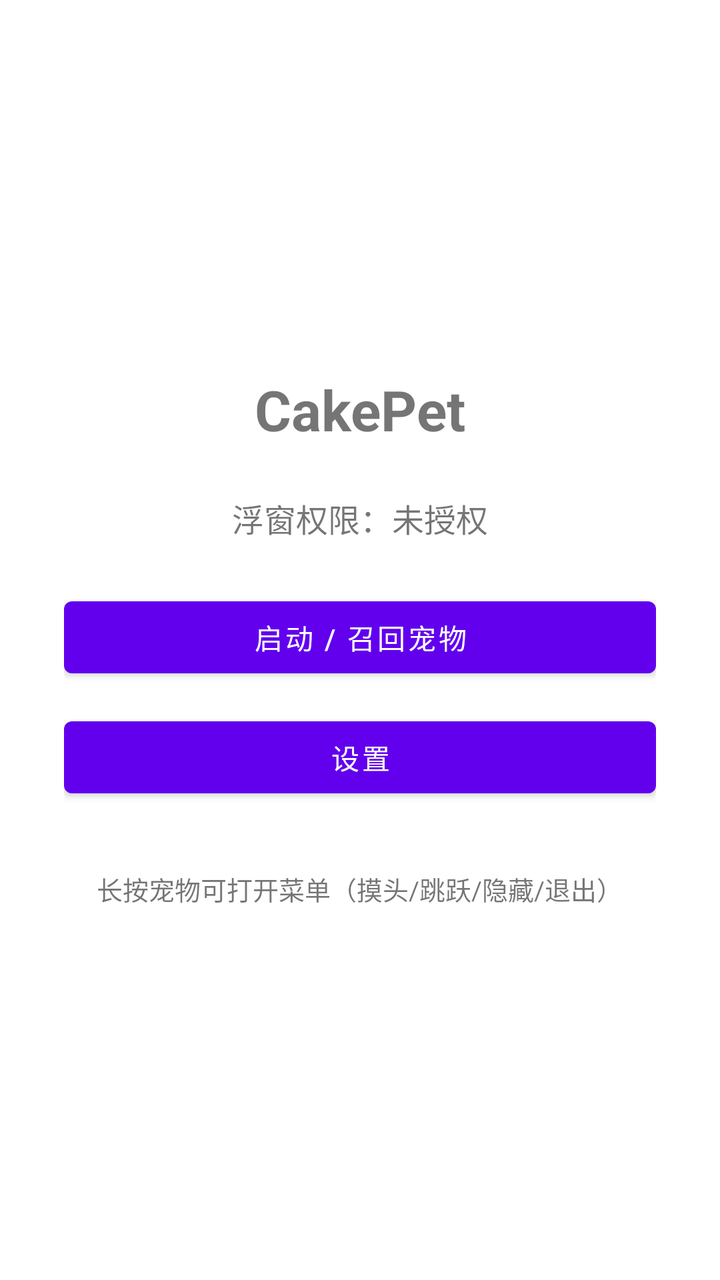
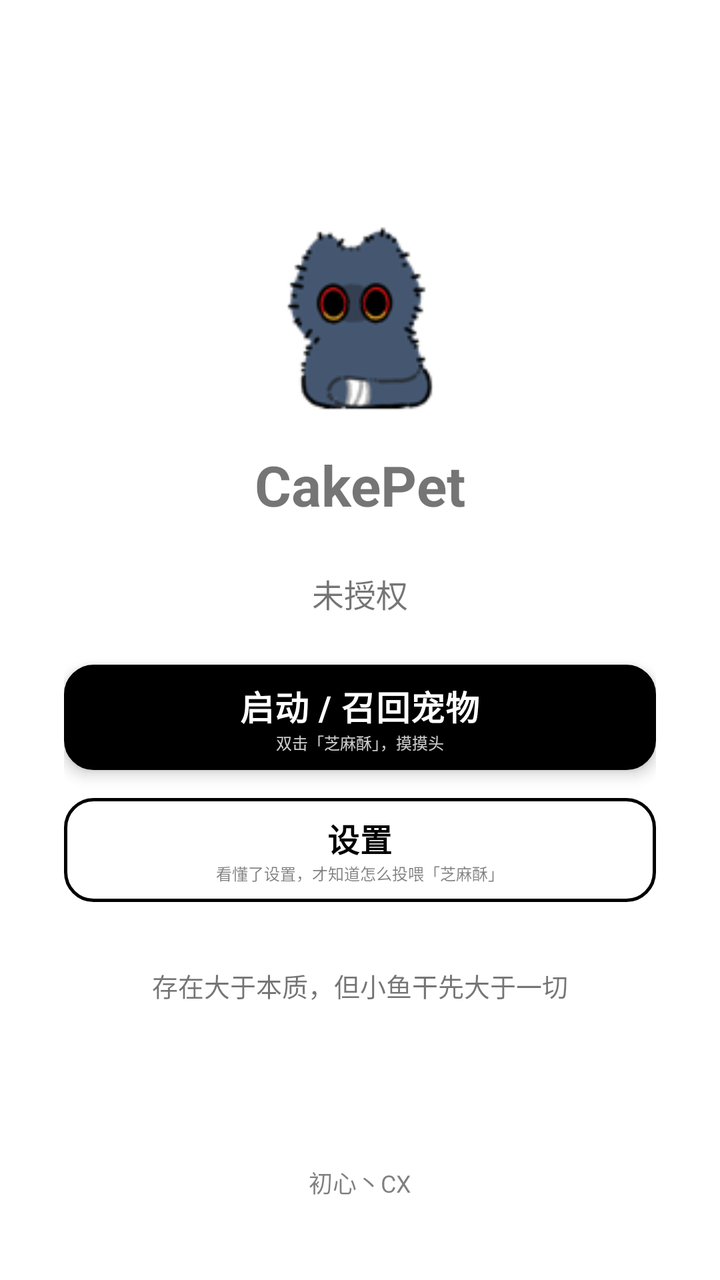

An Android layout rendered at two revisions. The XML below is the earlier revision; the diff shows what the commit changed to produce the second picture.
<!-- AndroidManifest.xml: application theme Theme.CakePet -->
<!-- res/layout/activity_main.xml -->
<?xml version="1.0" encoding="utf-8"?>
<LinearLayout xmlns:android="http://schemas.android.com/apk/res/android"
    android:layout_width="match_parent"
    android:layout_height="match_parent"
    android:orientation="vertical"
    android:gravity="center"
    android:padding="32dp">

    <TextView
        android:layout_width="wrap_content"
        android:layout_height="wrap_content"
        android:text="@string/app_name"
        android:textSize="28sp"
        android:textStyle="bold"
        android:layout_marginBottom="24dp"/>

    <TextView
        android:id="@+id/tv_status"
        android:layout_width="wrap_content"
        android:layout_height="wrap_content"
        android:text="浮窗权限：未授权"
        android:textSize="16sp"
        android:layout_marginBottom="24dp"/>

    <Button
        android:id="@+id/btn_start"
        android:layout_width="match_parent"
        android:layout_height="wrap_content"
        android:text="@string/start"
        android:layout_marginBottom="12dp"/>

    <Button
        android:id="@+id/btn_settings"
        android:layout_width="match_parent"
        android:layout_height="wrap_content"
        android:text="@string/settings"/>

    <TextView
        android:layout_width="wrap_content"
        android:layout_height="wrap_content"
        android:text="长按宠物可打开菜单（摸头/跳跃/隐藏/退出）"
        android:textSize="13sp"
        android:layout_marginTop="32dp"
        android:gravity="center"/>
</LinearLayout>
<!-- resources referenced by this layout -->
<resources>
  <string name="app_name">CakePet</string>
  <string name="settings">设置</string>
  <string name="start">启动 / 召回宠物</string>
  <style name="Theme.CakePet" parent="Theme.MaterialComponents.DayNight.DarkActionBar">
          
          <item name="colorPrimary">@color/purple_500</item>
          <item name="colorPrimaryVariant">@color/purple_700</item>
          <item name="colorOnPrimary">@color/white</item>
          
          <item name="colorSecondary">@color/teal_200</item>
          <item name="colorSecondaryVariant">@color/teal_700</item>
          <item name="colorOnSecondary">@color/black</item>
          
          <item name="android:statusBarColor">?attr/colorPrimaryVariant</item>
          
      </style>
  <color name="purple_500">#FF6200EE</color>
  <color name="purple_700">#FF3700B3</color>
  <color name="white">#FFFFFFFF</color>
  <color name="teal_200">#FF03DAC5</color>
  <color name="teal_700">#FF018786</color>
  <color name="black">#FF000000</color>
</resources>

<!-- the commit's change to res/layout/activity_main.xml (unified diff, before → after) -->
@@ -3,14 +3,25 @@
     android:layout_width="match_parent"
     android:layout_height="match_parent"
     android:orientation="vertical"
-    android:gravity="center"
+    android:gravity="center_horizontal"
     android:padding="32dp">
+
+    <Space
+        android:layout_width="match_parent"
+        android:layout_height="0dp"
+        android:layout_weight="1"/>
+
+    <ImageView
+        android:layout_width="96dp"
+        android:layout_height="96dp"
+        android:src="@drawable/app_icon"
+        android:layout_marginBottom="16dp"/>
 
     <TextView
         android:layout_width="wrap_content"
         android:layout_height="wrap_content"
         android:text="@string/app_name"
-        android:textSize="28sp"
+        android:textSize="28dp"
         android:textStyle="bold"
         android:layout_marginBottom="24dp"/>
 
@@ -18,28 +29,86 @@
         android:id="@+id/tv_status"
         android:layout_width="wrap_content"
         android:layout_height="wrap_content"
-        android:text="浮窗权限：未授权"
-        android:textSize="16sp"
+        android:text="未授权"
+        android:textSize="16dp"
         android:layout_marginBottom="24dp"/>
 
-    <Button
+    <LinearLayout
         android:id="@+id/btn_start"
         android:layout_width="match_parent"
         android:layout_height="wrap_content"
-        android:text="@string/start"
-        android:layout_marginBottom="12dp"/>
+        android:minHeight="52dp"
+        android:orientation="vertical"
+        android:gravity="center"
+        android:background="@drawable/bg_btn_primary"
+        android:paddingVertical="8dp"
+        android:stateListAnimator="@null"
+        android:elevation="4dp"
+        android:layout_marginBottom="14dp">
+        <TextView
+            android:id="@+id/btn_start_title"
+            android:layout_width="wrap_content"
+            android:layout_height="wrap_content"
+            android:text="@string/start"
+            android:textColor="#FFFFFF"
+            android:textSize="17sp"
+            android:textStyle="bold"
+            android:letterSpacing="0.02"/>
+        <TextView
+            android:layout_width="wrap_content"
+            android:layout_height="wrap_content"
+            android:text="双击「芝麻酥」，摸摸头"
+            android:textSize="8dp"
+            android:textColor="#CCFFFFFF"/>
+    </LinearLayout>
 
-    <Button
+    <LinearLayout
         android:id="@+id/btn_settings"
         android:layout_width="match_parent"
         android:layout_height="wrap_content"
-        android:text="@string/settings"/>
+        android:minHeight="52dp"
+        android:orientation="vertical"
+        android:gravity="center"
+        android:background="@drawable/bg_btn_outline"
+        android:paddingVertical="8dp"
+        android:stateListAnimator="@null"
+        android:elevation="0dp">
+        <TextView
+            android:id="@+id/btn_settings_title"
+            android:layout_width="wrap_content"
+            android:layout_height="wrap_content"
+            android:text="@string/settings"
+            android:textColor="#FF000000"
+            android:textSize="16sp"
+            android:textStyle="bold"
+            android:letterSpacing="0.02"/>
+        <TextView
+            android:layout_width="wrap_content"
+            android:layout_height="wrap_content"
+            android:text="看懂了设置，才知道怎么投喂「芝麻酥」"
+            android:textSize="8dp"
+            android:textColor="#80000000"/>
+    </LinearLayout>
 
     <TextView
         android:layout_width="wrap_content"
         android:layout_height="wrap_content"
-        android:text="长按宠物可打开菜单（摸头/跳跃/隐藏/退出）"
-        android:textSize="13sp"
+        android:text="存在大于本质，但小鱼干先大于一切"
+        android:textSize="13dp"
         android:layout_marginTop="32dp"
         android:gravity="center"/>
+
+    <Space
+        android:layout_width="match_parent"
+        android:layout_height="0dp"
+        android:layout_weight="1"/>
+
+    <TextView
+        android:layout_width="wrap_content"
+        android:layout_height="wrap_content"
+        android:text="初心丶CX"
+        android:textSize="12dp"
+        android:textColor="#80000000"
+        android:layout_marginBottom="8dp"
+        android:gravity="center"/>
 </LinearLayout>
<!-- resource entries referenced after the edit -->
@@ -1,5 +1,34 @@
 <!-- resources referenced by this layout -->
 <resources>
+  <!-- drawable app_icon: png bitmap (drawable, 7450 bytes) -->
+  <!-- drawable bg_btn_outline (drawable) -->
+  <?xml version="1.0" encoding="utf-8"?>
+  <ripple xmlns:android="http://schemas.android.com/apk/res/android"
+      android:color="#20000000">
+      <item>
+          <shape android:shape="rectangle">
+              <solid android:color="#FFFFFFFF" />
+              <stroke
+                  android:width="1.5dp"
+                  android:color="#FF000000" />
+              <corners android:radius="14dp" />
+          </shape>
+      </item>
+  </ripple>
+  <!-- drawable bg_btn_primary (drawable) -->
+  <?xml version="1.0" encoding="utf-8"?>
+  <ripple xmlns:android="http://schemas.android.com/apk/res/android"
+      android:color="#40FFFFFF">
+      <item>
+          <shape android:shape="rectangle">
+              <solid android:color="#FF000000" />
+              <stroke
+                  android:width="1.5dp"
+                  android:color="#FF000000" />
+              <corners android:radius="14dp" />
+          </shape>
+      </item>
+  </ripple>
   <string name="app_name">CakePet</string>
   <string name="settings">设置</string>
   <string name="start">启动 / 召回宠物</string>
@@ -9,9 +38,14 @@
           <item name="colorPrimaryVariant">@color/purple_700</item>
           <item name="colorOnPrimary">@color/white</item>
           
-          <item name="colorSecondary">@color/teal_200</item>
-          <item name="colorSecondaryVariant">@color/teal_700</item>
-          <item name="colorOnSecondary">@color/black</item>
+          
+          <item name="colorSecondary">@color/black</item>
+          <item name="colorSecondaryVariant">@color/black</item>
+          <item name="colorOnSecondary">@color/white</item>
+          
+          <item name="colorControlActivated">@color/black</item>
+          <item name="colorSwitchThumbNormal">@color/switch_off_thumb</item>
+          <item name="android:colorForeground">@color/black</item>
           
           <item name="android:statusBarColor">?attr/colorPrimaryVariant</item>
           
@@ -19,8 +53,7 @@
   <color name="purple_500">#FF6200EE</color>
   <color name="purple_700">#FF3700B3</color>
   <color name="white">#FFFFFFFF</color>
-  <color name="teal_200">#FF03DAC5</color>
-  <color name="teal_700">#FF018786</color>
   <color name="black">#FF000000</color>
+  <color name="switch_off_thumb">#FFBDBDBD</color>
 </resources>
 
